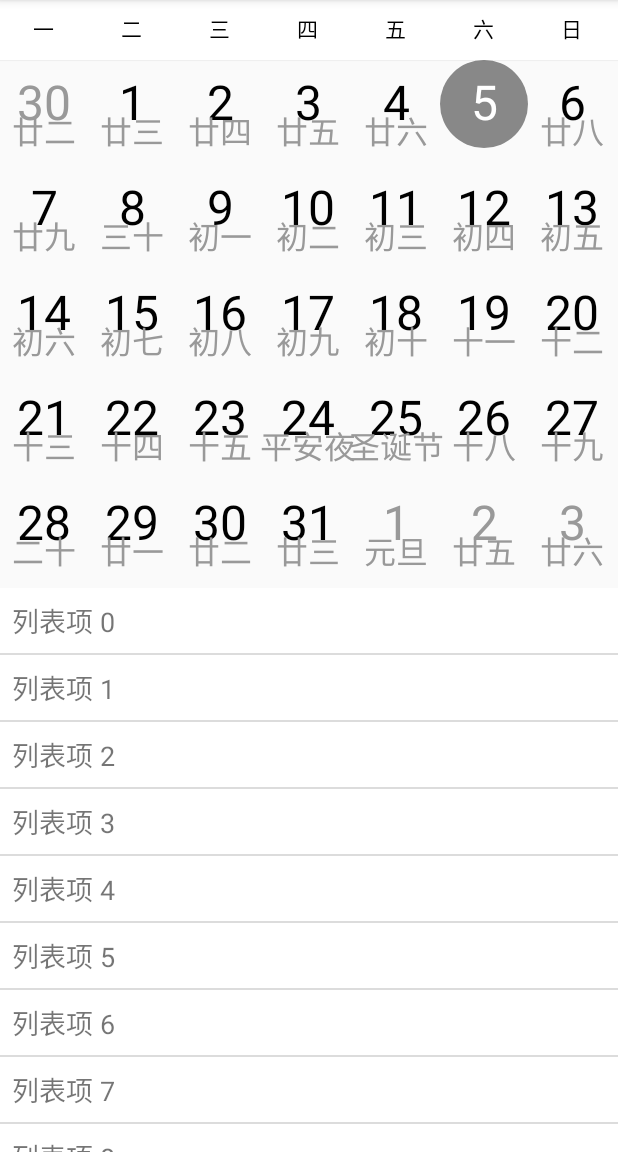
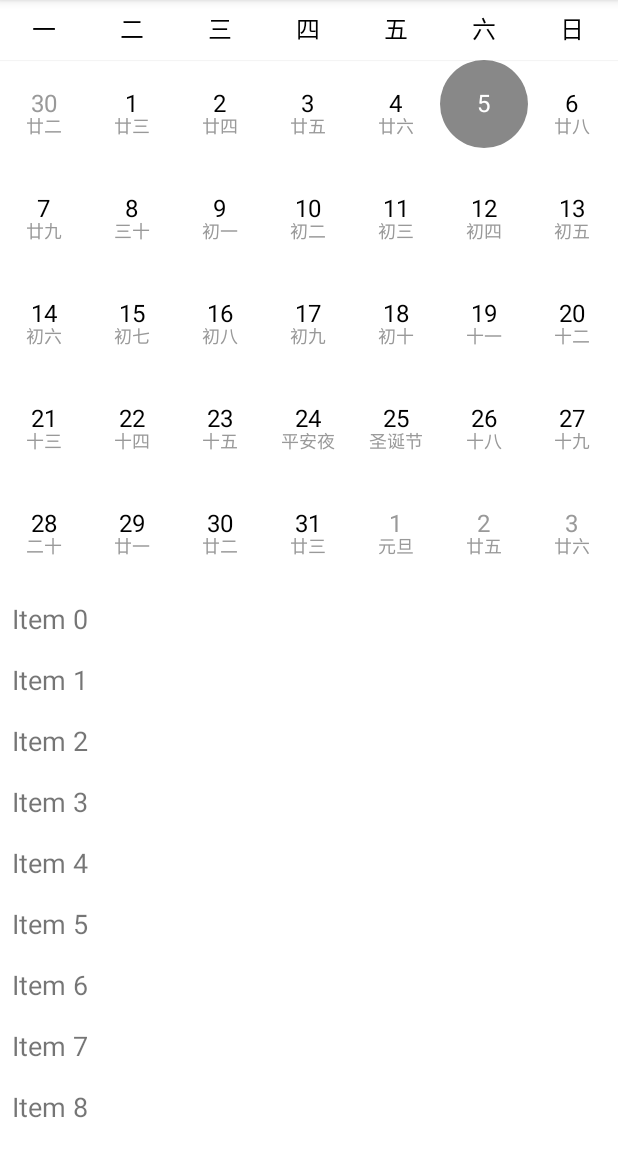
Before and after one commit to ycuwq/CalendarView, an Android app: the screen it shows after launch (MainActivity), on a phone screen of 412 x 824 dp, the part 84-1236 px from its top. Run offline under Robolectric (Android 15) with nearby library versions, the phone set to English and light mode, and no system bars; our stand-ins replace Timber; 2 statements that could not run were skipped.

Commit message:
添加日历的属性设置

```diff
--- a/calendarview/src/main/java/com/ycuwq/calendarview/CalendarItemView.java
+++ b/calendarview/src/main/java/com/ycuwq/calendarview/CalendarItemView.java
@@ -11,9 +11,9 @@ import android.view.MotionEvent;
 import android.view.View;
 import android.view.ViewConfiguration;
 
-import com.ycuwq.calendarview.utils.DensityUtil;
+import java.util.List;
 
-import java.util.List;
+import timber.log.Timber;
 
 /**
  * MonthView和WeekView的基类
@@ -57,7 +57,6 @@ class CalendarItemView extends View {
 
     private int mSelectedItemPosition = -1;
 
-    private float mShemeRadius;
 
     public CalendarItemView(Context context, @NonNull CalendarViewDelegate calendarViewDelegate) {
         super(context);
@@ -65,7 +64,7 @@ class CalendarItemView extends View {
         initPaint();
         mDrawnRect = new Rect();
         mTouchSlop = ViewConfiguration.get(context).getScaledTouchSlop();
-        mShemeRadius = DensityUtil.dp2px(context, 2);
+        super.setBackgroundColor(mCalendarViewDelegate.getBackgroundColor());
     }
 
     public void setDateList(List<Date> dates) {
@@ -131,7 +130,7 @@ class CalendarItemView extends View {
         mPaint = new Paint(Paint.ANTI_ALIAS_FLAG | Paint.DITHER_FLAG | Paint.LINEAR_TEXT_FLAG);
         mPaint.setStyle(Paint.Style.FILL);
         mPaint.setTextAlign(Paint.Align.CENTER);
-        mPaint.setTextSize(mCalendarViewDelegate.getTextSizeTop());
+        mPaint.setTextSize(mCalendarViewDelegate.getTopTextSize());
     }
 
 
@@ -207,15 +206,14 @@ class CalendarItemView extends View {
         } else {
             mItemHeight = mDrawnRect.height() / MAX_ROW;
         }
-        if (mCalendarViewDelegate.getCalendarItemRowHeight() != mItemHeight) {
-            mCalendarViewDelegate.setCalendarItemRowHeight(mItemHeight);
-        }
+
         mFirstItemDrawX = mItemWidth / 2;
         mFirstItemDrawY = (int) ((mItemHeight - (mPaint.ascent() + mPaint.descent())) / 2);
     }
 
     @Override
     protected void onDraw(Canvas canvas) {
+        Timber.d("onDraw");
         super.onDraw(canvas);
         mItemHeightSpace = (MAX_ROW - mRow) * mItemHeight / mRow;
         if (mSelectedItemPosition >= 0 && mSelectedItemPosition < mDates.size()) {
@@ -230,20 +228,20 @@ class CalendarItemView extends View {
         }
         mPaint.setTextAlign(Paint.Align.CENTER);
         mPaint.setStyle(Paint.Style.FILL);
-        mPaint.setTextSize(mCalendarViewDelegate.getTextSizeTop());
+        mPaint.setTextSize(mCalendarViewDelegate.getTopTextSize());
         for (int i = 0; i < mDates.size(); i++) {
             int row = i / MAX_COLUMN;
             int column = i % MAX_COLUMN;
             Date date = mDates.get(i);
-            mPaint.setTextSize(mCalendarViewDelegate.getTextSizeTop());
+            mPaint.setTextSize(mCalendarViewDelegate.getTopTextSize());
             if (i == mSelectedItemPosition) {
                 //设置点击样式
                 mPaint.setColor(mCalendarViewDelegate.getSelectedTextColor());
             } else if (date.getType() == Date.TYPE_THIS_MONTH || mRow == 1) { //mRow==1为周模式，周模式不选择改变样式。
-                mPaint.setColor(mCalendarViewDelegate.getTextColorTop());
+                mPaint.setColor(mCalendarViewDelegate.getTopTextColor());
             } else {
                 //将非当月的Item样式为Bottom的样式，与当月的区分
-                mPaint.setColor(mCalendarViewDelegate.getTextColorBottom());
+                mPaint.setColor(mCalendarViewDelegate.getBottomTextColor());
             }
             int itemDrawX = mFirstItemDrawX + column * mItemWidth;
             int itemDrawY = mFirstItemDrawY + row * (mItemHeight + mItemHeightSpace);
@@ -252,8 +250,8 @@ class CalendarItemView extends View {
             //绘制Bottom的文字
             if (mSelectedItemPosition != i &&
                     (mCalendarViewDelegate.isShowLunar() || mCalendarViewDelegate.isShowHoliday())) {
-                mPaint.setColor(mCalendarViewDelegate.getTextColorBottom());
-                mPaint.setTextSize(mCalendarViewDelegate.getTextSizeBottom());
+                mPaint.setColor(mCalendarViewDelegate.getBottomTextColor());
+                mPaint.setTextSize(mCalendarViewDelegate.getBottomTextSize());
                 String text = null;
                 if (mCalendarViewDelegate.isShowLunar()) {
                     text = date.getLunarDay();
@@ -279,7 +277,7 @@ class CalendarItemView extends View {
                 } else {
                     mPaint.setColor(mCalendarViewDelegate.getSchemeColor());
                 }
-                canvas.drawCircle(itemDrawX, schemeDrawY, mShemeRadius, mPaint);
+                canvas.drawCircle(itemDrawX, schemeDrawY, mCalendarViewDelegate.getSchemeRadius(), mPaint);
             }
 
         }
--- a/calendarview/src/main/java/com/ycuwq/calendarview/CalendarViewDelegate.java
+++ b/calendarview/src/main/java/com/ycuwq/calendarview/CalendarViewDelegate.java
@@ -1,7 +1,12 @@
 package com.ycuwq.calendarview;
 
+import android.content.Context;
+import android.content.res.TypedArray;
 import android.graphics.Color;
 import android.support.annotation.ColorInt;
+import android.util.AttributeSet;
+
+import com.ycuwq.calendarview.utils.DensityUtil;
 
 import java.util.List;
 
@@ -11,111 +16,143 @@ import java.util.List;
  */
 class CalendarViewDelegate {
 
-    private boolean mShowLunar = true;          //是否显示农历
+    private boolean mShowLunar;          //是否显示农历
 
-    private boolean mShowHoliday = true;        //是否显示节假日
+    private boolean mShowHoliday;        //是否显示节假日
 
-    private int mTextSizeTop = 48;                              //日历的日期字体
+    private int mTopTextSize;                              //日历的日期字体
 
-    private int mTextSizeBottom = 32;                            //节日，阴历的字体
+    private int mBottomTextSize;                            //节日，阴历的字体
 
-    private @ColorInt int mTextColorTop = Color.BLACK;        //日历的日期颜色
+    private @ColorInt int mTopTextColor;        //日历的日期颜色
 
-    private @ColorInt int mTextColorBottom = Color.parseColor("#999999");   //节日，阴历的日期颜色
+    private @ColorInt int mBottomTextColor;   //节日，阴历的日期颜色
 
-    private @ColorInt int mBackgroundColor = Color.WHITE;    //背景颜色
+    private @ColorInt int mBackgroundColor;    //背景颜色
 
-    private @ColorInt int mSelectedItemColor = Color.GRAY;
+    private @ColorInt int mSelectedItemColor;
 
-    private @ColorInt int mSelectedTextColor = Color.WHITE;
+    private @ColorInt int mSelectedTextColor;
 
     private CalendarView.OnInnerDateSelectedListener mOnInnerDateSelectedListener;
 
     private List<Date> mSchemes;
 
-    private @ColorInt int mSchemeColor = Color.GRAY;
+    private @ColorInt int mSchemeColor;
 
-    private @ColorInt int mSelectedSchemeColor = Color.WHITE;
+    private int mSchemeRadius;
 
-    /**
-     * 当前选中的日期
-     */
+    private @ColorInt int mSelectedSchemeColor;
+
+    private @ColorInt int mWeekInfoBackgroundColor;
+
+    private @ColorInt int mWeekInfoTextColor;
+
+    private int mWeekInfoTextSize;
+
     private Date mSelectedDate;
-
     private int startYear, startMonth;
 
-    /**
-     * CalendarItem 的高度，也是WeekPager的高度
-     */
-    private int mCalendarItemRowHeight;
+    CalendarViewDelegate(Context context, AttributeSet attrs) {
+        TypedArray a = context.obtainStyledAttributes(attrs, R.styleable.CalendarView);
+        startYear = a.getInt(R.styleable.CalendarView_startYear, 1980);
+        startMonth = a.getInt(R.styleable.CalendarView_startMonth, 1);
+        mShowLunar = a.getBoolean(R.styleable.CalendarView_showLunar, true);
+        mShowHoliday = a.getBoolean(R.styleable.CalendarView_showHoliday, true);
+        mTopTextSize = a.getDimensionPixelSize(R.styleable.CalendarView_topTextSize,
+                DensityUtil.dp2px(context, 16));
+        mTopTextColor = a.getColor(R.styleable.CalendarView_topTextColor, Color.BLACK);
 
-    public CalendarViewDelegate() {
-        startYear = 1980;
-        startMonth = 1;
+        mBottomTextSize = a.getDimensionPixelSize(R.styleable.CalendarView_bottomTextSize,
+                DensityUtil.dp2px(context, 12));
+        mBottomTextColor = a.getColor(R.styleable.CalendarView_bottomTextColor, Color.parseColor("#999999"));
+        mSelectedItemColor = a.getColor(R.styleable.CalendarView_selectedItemColor, Color.GRAY);
+        mSelectedTextColor = a.getColor(R.styleable.CalendarView_selectedItemTextColor, Color.WHITE);
+
+        mSchemeRadius = a.getDimensionPixelSize(R.styleable.CalendarView_schemeRadius,
+                DensityUtil.dp2px(context, 2));
+        mSchemeColor = a.getColor(R.styleable.CalendarView_schemeColor, mSelectedItemColor);
+        mSelectedSchemeColor = a.getColor(R.styleable.CalendarView_selectedSchemeColor, mSelectedTextColor);
+
+        mBackgroundColor = a.getColor(R.styleable.CalendarView_monthBackgroundColor, Color.WHITE);
+
+        mWeekInfoBackgroundColor = a.getColor(R.styleable.CalendarView_weekInfoBackgroundColor, Color.WHITE);
+        mWeekInfoTextColor = a.getColor(R.styleable.CalendarView_weekInfoTextColor, Color.BLACK);
+        mWeekInfoTextSize = a.getColor(R.styleable.CalendarView_weekInfoTextSize,
+                DensityUtil.dp2px(context, 16));
+        a.recycle();
     }
 
-    boolean isShowLunar() {
+    public boolean isShowLunar() {
         return mShowLunar;
     }
 
-    void setShowLunar(boolean showLunar) {
-        this.mShowLunar = showLunar;
+    public void setShowLunar(boolean showLunar) {
+        mShowLunar = showLunar;
     }
 
-    boolean isShowHoliday() {
+    public boolean isShowHoliday() {
         return mShowHoliday;
     }
 
-    void setShowHoliday(boolean showHoliday) {
-        this.mShowHoliday = showHoliday;
+    public void setShowHoliday(boolean showHoliday) {
+        mShowHoliday = showHoliday;
     }
 
-    int getTextSizeTop() {
-        return mTextSizeTop;
+    public int getTopTextSize() {
+        return mTopTextSize;
     }
 
-    void setTextSizeTop(int textSizeTop) {
-        this.mTextSizeTop = textSizeTop;
+    public void setTopTextSize(int topTextSize) {
+        mTopTextSize = topTextSize;
     }
 
-    int getTextSizeBottom() {
-        return mTextSizeBottom;
+    public int getBottomTextSize() {
+        return mBottomTextSize;
     }
 
-    void setTextSizeBottom(int textSizeBottom) {
-        this.mTextSizeBottom = textSizeBottom;
+    public void setBottomTextSize(int bottomTextSize) {
+        mBottomTextSize = bottomTextSize;
     }
 
-    int getTextColorTop() {
-        return mTextColorTop;
+    public int getTopTextColor() {
+        return mTopTextColor;
     }
 
-    void setTextColorTop(int textColorTop) {
-        this.mTextColorTop = textColorTop;
+    public void setTopTextColor(int topTextColor) {
+        mTopTextColor = topTextColor;
     }
 
-    int getTextColorBottom() {
-        return mTextColorBottom;
+    public int getBottomTextColor() {
+        return mBottomTextColor;
     }
 
-    void setTextColorBottom(int textColorBottom) {
-        this.mTextColorBottom = textColorBottom;
+    public void setBottomTextColor(int bottomTextColor) {
+        mBottomTextColor = bottomTextColor;
     }
 
     public int getBackgroundColor() {
         return mBackgroundColor;
     }
 
-    void setBackgroundColor(int backgroundColor) {
-        this.mBackgroundColor = backgroundColor;
+    public void setBackgroundColor(int backgroundColor) {
+        mBackgroundColor = backgroundColor;
     }
 
-    int getSelectedTextColor() {
+    public int getSelectedItemColor() {
+        return mSelectedItemColor;
+    }
+
+    public void setSelectedItemColor(int selectedItemColor) {
+        mSelectedItemColor = selectedItemColor;
+    }
+
+    public int getSelectedTextColor() {
         return mSelectedTextColor;
     }
 
-    void setSelectedTextColor(int selectedTextColor) {
-        this.mSelectedTextColor = selectedTextColor;
+    public void setSelectedTextColor(int selectedTextColor) {
+        mSelectedTextColor = selectedTextColor;
     }
 
     public CalendarView.OnInnerDateSelectedListener getOnInnerDateSelectedListener() {
@@ -124,6 +161,62 @@ class CalendarViewDelegate {
 
     public void setOnInnerDateSelectedListener(CalendarView.OnInnerDateSelectedListener onInnerDateSelectedListener) {
         mOnInnerDateSelectedListener = onInnerDateSelectedListener;
+    }
+
+    public List<Date> getSchemes() {
+        return mSchemes;
+    }
+
+    public void setSchemes(List<Date> schemes) {
+        mSchemes = schemes;
+    }
+
+    public int getSchemeColor() {
+        return mSchemeColor;
+    }
+
+    public void setSchemeColor(int schemeColor) {
+        mSchemeColor = schemeColor;
+    }
+
+    public int getSchemeRadius() {
+        return mSchemeRadius;
+    }
+
+    public void setSchemeRadius(int schemeRadius) {
+        mSchemeRadius = schemeRadius;
+    }
+
+    public int getSelectedSchemeColor() {
+        return mSelectedSchemeColor;
+    }
+
+    public void setSelectedSchemeColor(int selectedSchemeColor) {
+        mSelectedSchemeColor = selectedSchemeColor;
+    }
+
+    public int getWeekInfoBackgroundColor() {
+        return mWeekInfoBackgroundColor;
+    }
+
+    public void setWeekInfoBackgroundColor(int weekInfoBackgroundColor) {
+        mWeekInfoBackgroundColor = weekInfoBackgroundColor;
+    }
+
+    public int getWeekInfoTextColor() {
+        return mWeekInfoTextColor;
+    }
+
+    public void setWeekInfoTextColor(int weekInfoTextColor) {
+        mWeekInfoTextColor = weekInfoTextColor;
+    }
+
+    public int getWeekInfoTextSize() {
+        return mWeekInfoTextSize;
+    }
+
+    public void setWeekInfoTextSize(int weekInfoTextSize) {
+        mWeekInfoTextSize = weekInfoTextSize;
     }
 
     public Date getSelectedDate() {
@@ -149,44 +242,4 @@ class CalendarViewDelegate {
     public void setStartMonth(int startMonth) {
         this.startMonth = startMonth;
     }
-
-    public int getCalendarItemRowHeight() {
-        return mCalendarItemRowHeight;
-    }
-
-    public void setCalendarItemRowHeight(int calendarItemRowHeight) {
-        mCalendarItemRowHeight = calendarItemRowHeight;
-    }
-
-    public List<Date> getSchemes() {
-        return mSchemes;
-    }
-
-    public void setSchemes(List<Date> schemes) {
-        mSchemes = schemes;
-    }
-
-    public int getSchemeColor() {
-        return mSchemeColor;
-    }
-
-    public void setSchemeColor(int schemeColor) {
-        mSchemeColor = schemeColor;
-    }
-
-    public int getSelectedSchemeColor() {
-        return mSelectedSchemeColor;
-    }
-
-    public void setSelectedSchemeColor(int selectedSchemeColor) {
-        mSelectedSchemeColor = selectedSchemeColor;
-    }
-
-    public int getSelectedItemColor() {
-        return mSelectedItemColor;
-    }
-
-    public void setSelectedItemColor(int selectedItemColor) {
-        mSelectedItemColor = selectedItemColor;
-    }
 }
--- a/calendarview/src/main/java/com/ycuwq/calendarview/WeekInfoView.java
+++ b/calendarview/src/main/java/com/ycuwq/calendarview/WeekInfoView.java
@@ -3,8 +3,6 @@ package com.ycuwq.calendarview;
 import android.annotation.SuppressLint;
 import android.content.Context;
 import android.graphics.Canvas;
-import android.graphics.Color;
-import android.support.annotation.ColorInt;
 import android.text.TextPaint;
 import android.view.View;
 
@@ -22,22 +20,20 @@ public class WeekInfoView extends View {
 
 	private String[] mWeekArray = {"一", "二", "三", "四", "五", "六", "日"};
 	private TextPaint mTextPaint;
-	private @ColorInt int mTextColor = Color.BLACK;
-	private @ColorInt int mBackgroundColor = Color.WHITE;
-	private int mTextSize = 14;
+
     private CalendarViewDelegate mDelegate;
 	public WeekInfoView(Context context, CalendarViewDelegate delegate) {
 		super(context);
 		mDelegate = delegate;
         initPaint();
-        super.setBackgroundColor(mBackgroundColor);
+        super.setBackgroundColor(mDelegate.getWeekInfoBackgroundColor());
 	}
 
 
 	private void initPaint() {
 		mTextPaint = new TextPaint();
-		mTextPaint.setTextSize(DensityUtil.sp2px(getContext(), mTextSize));
-		mTextPaint.setColor(mTextColor);
+		mTextPaint.setTextSize(mDelegate.getWeekInfoTextSize());
+		mTextPaint.setColor(mDelegate.getWeekInfoTextColor());
 		mTextPaint.setAntiAlias(true);
 	}
 
@@ -82,35 +78,4 @@ public class WeekInfoView extends View {
 	public void setWeekArray(String[] mWeekArray) {
 		this.mWeekArray = mWeekArray;
 	}
-
-	public int getTextColor() {
-		return mTextColor;
-	}
-
-	public void setTextColor(int textColor) {
-		this.mTextColor = textColor;
-		mTextPaint.setColor(textColor);
-		invalidate();
-	}
-
-	public int getBackgroundColor() {
-		return mBackgroundColor;
-	}
-
-	@Override
-	public void setBackgroundColor(int backgroundColor) {
-		this.mBackgroundColor = backgroundColor;
-		super.setBackgroundColor(backgroundColor);
-		invalidate();
-	}
-
-	public int getTextSize() {
-		return mTextSize;
-	}
-
-	public void setTextSize(int textSize) {
-		this.mTextSize = mTextSize;
-		mTextPaint.setTextSize(DensityUtil.sp2px(getContext(), textSize));
-		invalidate();
-	}
 }
--- a/calendarviewsample/src/main/java/com/example/calendarviewsample/MainActivity.java
+++ b/calendarviewsample/src/main/java/com/example/calendarviewsample/MainActivity.java
@@ -1,8 +1,8 @@
 package com.example.calendarviewsample;
 
+import android.graphics.Color;
 import android.os.Bundle;
 import android.support.v7.app.AppCompatActivity;
-import android.support.v7.widget.DividerItemDecoration;
 import android.support.v7.widget.LinearLayoutManager;
 import android.support.v7.widget.RecyclerView;
 import android.view.View;
@@ -35,7 +35,7 @@ public class MainActivity extends AppCompatActivity {
                 holder.getRootView().setOnClickListener(new View.OnClickListener() {
                     @Override
                     public void onClick(View v) {
-                        calendarView.setSchemes(getSchemes());
+                        calendarView.setBottomTextColor(Color.WHITE);
 
 //                        if (calendarView.getCalendarType() == CalendarView.TYPE_MONTH) {
 //                            calendarView.setTypeToWeek();
@@ -48,13 +48,13 @@ public class MainActivity extends AppCompatActivity {
         };
         List<String> strings = new ArrayList<>();
         for (int i = 0; i < 50; i++) {
-            strings.add("列表项 "+ i);
+            strings.add("Item "+ i);
         }
         adapter.setList(strings);
-
-        recyclerView.addItemDecoration(new DividerItemDecoration(this, DividerItemDecoration.VERTICAL));
+//        DividerItemDecoration dividerItemDecoration = new DividerItemDecoration(this, DividerItemDecoration.VERTICAL);
         recyclerView.setLayoutManager(new LinearLayoutManager(this));
         recyclerView.setAdapter(adapter);
+        calendarView.setSchemes(getSchemes());
     }
 
     private List<Date> getSchemes() {
```
Also changed, not shown: calendarview/src/main/java/com/ycuwq/calendarview/CalendarView.java (+76 -2 lines), calendarview/src/main/res/values/attrs.xml (added, +26 -0 lines).
